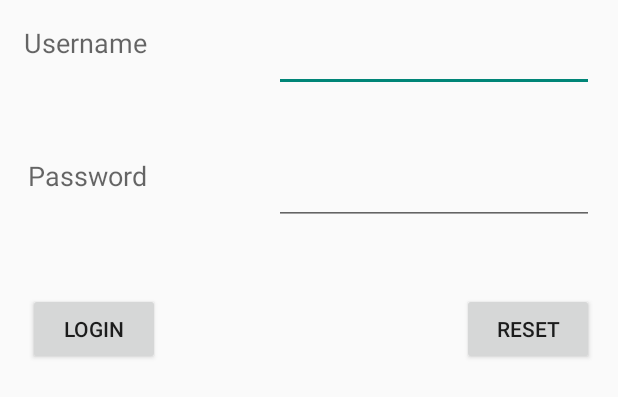
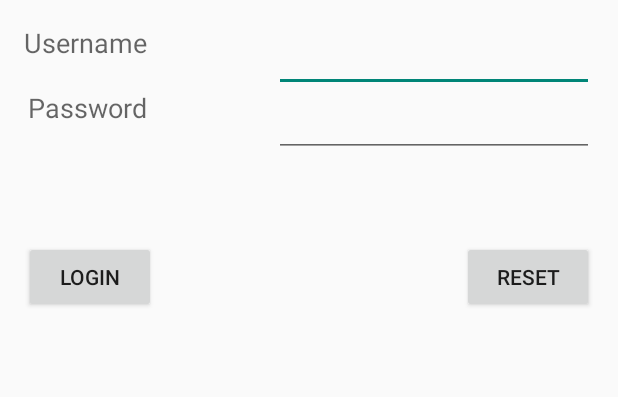
Before and after one commit to vinayshah/lecture-notification, an Android app: the layout activity_main.xml on its own in the app's theme, with its tools: preview values and no code run, on a phone screen of 412 x 824 dp. Shown: the top 397 px of the screen. Run offline under Robolectric (Android 15) with nearby library versions, the phone set to English and light mode, and no system bars.

Commit message:
LoginActivity
Login Activity Code

```diff
--- a/LectureNotification/app/src/main/res/layout/activity_main.xml
+++ b/LectureNotification/app/src/main/res/layout/activity_main.xml
@@ -18,7 +18,7 @@
     <EditText
         android:layout_width="wrap_content"
         android:layout_height="wrap_content"
-        android:id="@+id/editText"
+        android:id="@+id/txtUsername"
         android:ems="10"
         android:layout_alignParentTop="true"
         android:layout_alignParentRight="true"
@@ -40,27 +40,28 @@
         android:layout_height="wrap_content"
         android:inputType="textPassword"
         android:ems="10"
-        android:id="@+id/editText2"
+        android:id="@+id/txtPassword"
         android:layout_alignTop="@+id/textView2"
-        android:layout_alignLeft="@+id/editText"
-        android:layout_alignStart="@+id/editText" />
+        android:layout_alignLeft="@+id/txtUsername"
+        android:layout_alignStart="@+id/txtUsername" />
 
     <Button
         android:layout_width="wrap_content"
         android:layout_height="wrap_content"
         android:text="Login"
         android:id="@+id/btnLogin"
-        android:layout_below="@+id/editText2"
-        android:layout_alignLeft="@+id/textView2"
-        android:layout_alignStart="@+id/textView2"
-        android:layout_marginTop="45dp" />
+        android:layout_alignBaseline="@+id/btnReset"
+        android:layout_alignBottom="@+id/btnReset"
+        android:layout_alignParentLeft="true"
+        android:layout_alignParentStart="true" />
 
     <Button
         android:layout_width="wrap_content"
         android:layout_height="wrap_content"
         android:text="Reset"
         android:id="@+id/btnReset"
-        android:layout_alignTop="@+id/btnLogin"
-        android:layout_alignRight="@+id/editText2"
-        android:layout_alignEnd="@+id/editText2" />
+        android:layout_below="@+id/txtPassword"
+        android:layout_alignRight="@+id/txtPassword"
+        android:layout_alignEnd="@+id/txtPassword"
+        android:layout_marginTop="56dp" />
 </RelativeLayout>
```
Also changed, not shown: LectureNotification/app/src/main/java/in/vinayshah/lecturenotification/MainActivity.java (+22 -1 lines), 1 other file.
